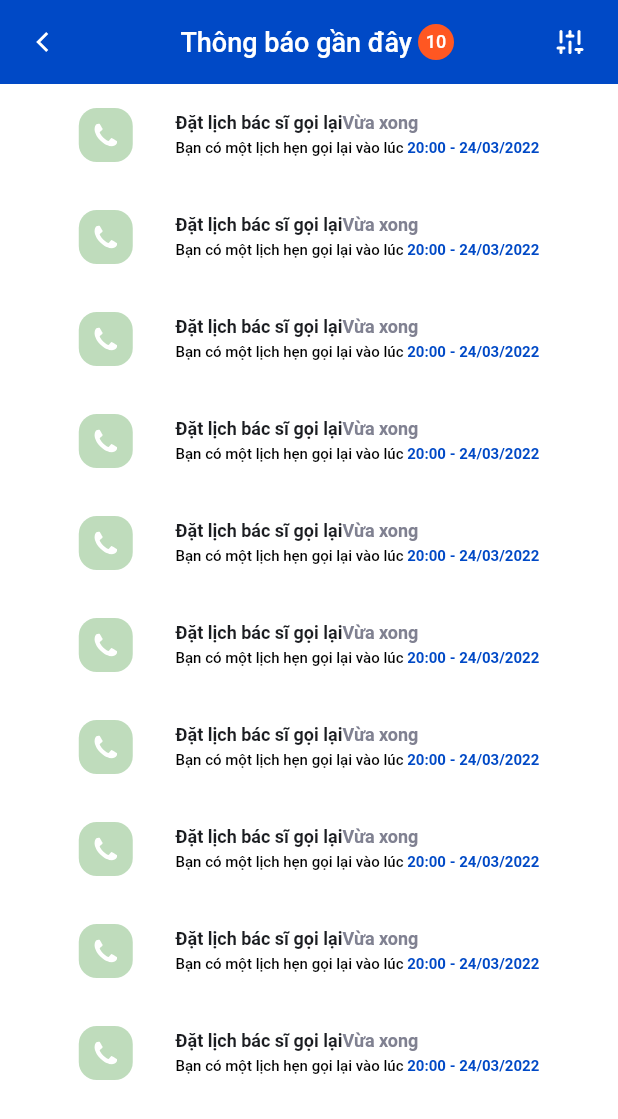
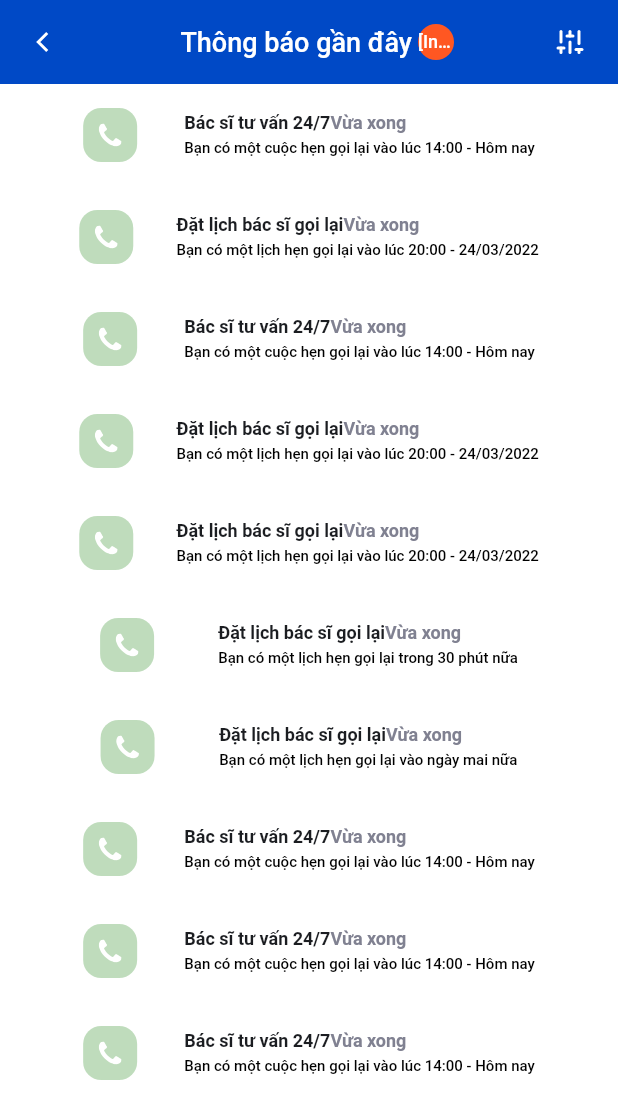
Before and after one commit to phucnguyen1618/doctor_app, a Flutter app: the NotificationPage screen opened by its route, on a phone screen of 412 x 824 dp. Shown: the top 1119 px of the screen. Run offline on Flutter 3.47's test engine with Material 2 defaults, Android fonts, the phone set to English and light mode, and no system bars; our stand-ins replace carousel_slider, draggable_home, flutter_svg, get, google_nav_bar, pinput and 2 more.

Commit message:
update project.

```diff
--- a/lib/app/assets/constants/color_constants.dart
+++ b/lib/app/assets/constants/color_constants.dart
@@ -18,4 +18,7 @@ class ColorConstants {
   static const Color mainTextColor = Color(0xFF333333);
   static Color primaryShadeColor = const Color(0xFFC7DCFF).withOpacity(0.2);
   static const Color activeColor = Color(0xFF11142D);
+
+  static const Color unselectedColor = Colors.white;
+  static const Color selectedColor = Color(0xFF6C5DD3);
 }
--- /dev/null
+++ b/lib/app/models/app_notification.dart
@@ -0,0 +1,84 @@
+class AppNotification {
+  String title;
+  String content;
+  bool isRead;
+  int typeNotification;
+  bool isSelected;
+
+  AppNotification(this.title, this.content, this.isRead, this.typeNotification,
+      this.isSelected);
+}
+
+// 0 là cuộc gọi tư vấn, 1 là đặt lịch hẹn bác sĩ
+
+final notifications = [
+  AppNotification(
+    'Bác sĩ tư vấn 24/7',
+    'Bạn có một cuộc hẹn gọi lại vào lúc 14:00 - Hôm nay',
+    false,
+    0,
+    false,
+  ),
+  AppNotification(
+      'Đặt lịch bác sĩ gọi lại',
+      'Bạn có một lịch hẹn gọi lại vào lúc 20:00 - 24/03/2022',
+      false,
+      1,
+      false),
+  AppNotification(
+    'Bác sĩ tư vấn 24/7',
+    'Bạn có một cuộc hẹn gọi lại vào lúc 14:00 - Hôm nay',
+    true,
+    0,
+    false,
+  ),
+  AppNotification(
+    'Đặt lịch bác sĩ gọi lại',
+    'Bạn có một lịch hẹn gọi lại vào lúc 20:00 - 24/03/2022',
+    true,
+    1,
+    false,
+  ),
+  AppNotification(
+    'Đặt lịch bác sĩ gọi lại',
+    'Bạn có một lịch hẹn gọi lại vào lúc 20:00 - 24/03/2022',
+    true,
+    1,
+    false,
+  ),
+  AppNotification(
+    'Đặt lịch bác sĩ gọi lại',
+    'Bạn có một lịch hẹn gọi lại trong 30 phút nữa',
+    true,
+    1,
+    false,
+  ),
+  AppNotification(
+    'Đặt lịch bác sĩ gọi lại',
+    'Bạn có một lịch hẹn gọi lại vào ngày mai nữa',
+    true,
+    1,
+    false,
+  ),
+  AppNotification(
+    'Bác sĩ tư vấn 24/7',
+    'Bạn có một cuộc hẹn gọi lại vào lúc 14:00 - Hôm nay',
+    true,
+    0,
+    false,
+  ),
+  AppNotification(
+    'Bác sĩ tư vấn 24/7',
+    'Bạn có một cuộc hẹn gọi lại vào lúc 14:00 - Hôm nay',
+    true,
+    0,
+    false,
+  ),
+  AppNotification(
+    'Bác sĩ tư vấn 24/7',
+    'Bạn có một cuộc hẹn gọi lại vào lúc 14:00 - Hôm nay',
+    true,
+    0,
+    false,
+  ),
+];
--- a/lib/app/modules/container/controller/container_controller.dart
+++ b/lib/app/modules/container/controller/container_controller.dart
@@ -1,3 +1,4 @@
+import 'package:doctor_app/app/modules/history/history_page.dart';
 import 'package:doctor_app/app/modules/home/view/home_page.dart';
 import 'package:doctor_app/app/modules/setting/view/setting_page.dart';
 import 'package:flutter/cupertino.dart';
@@ -7,6 +8,7 @@ class ContainerController extends GetxController {
 
   var pages = [
     const HomePage(),
+    const HistoryPage(),
     const SettingPage(),
   ];
 
--- a/lib/app/modules/forgotpassword/create/view/createpassword_page_children.dart
+++ b/lib/app/modules/forgotpassword/create/view/createpassword_page_children.dart
@@ -140,7 +140,9 @@ extension CreatePasswordPageChildren on CreatePasswordPage {
     return Row(
       crossAxisAlignment: CrossAxisAlignment.center,
       children: [
-        const DotWidget(),
+        const DotWidget(
+          backgroundColor: ColorConstants.dotColor,
+        ),
         const SizedBox(
           width: 6.0,
         ),
--- a/lib/app/modules/notification/view/notification_page.dart
+++ b/lib/app/modules/notification/view/notification_page.dart
@@ -1,4 +1,5 @@
 import 'package:doctor_app/app/assets/constants/color_constants.dart';
+import 'package:doctor_app/app/models/app_notification.dart';
 import 'package:doctor_app/app/modules/notification/controller/notification_controller.dart';
 import 'package:doctor_app/app/resource/assets_constant/icon_constants.dart';
 import 'package:flutter/material.dart';
@@ -32,9 +33,9 @@ class NotificationPage extends GetView<NotificationController> {
               NotificationListener<ScrollNotification>(
                 child: ListView.builder(
                   shrinkWrap: true,
-                  itemCount: 10,
+                  itemCount: notifications.length,
                   itemBuilder: (context, index) {
-                    return const ItemNotification();
+                    return ItemNotification(notification: notifications[index]);
                   },
                 ),
                 onNotification: (ScrollNotification scrollInformation) {
--- a/lib/app/modules/notification/view/notification_page_children.dart
+++ b/lib/app/modules/notification/view/notification_page_children.dart
@@ -44,9 +44,9 @@ extension NotificationPageChildren on NotificationPage {
               borderRadius: BorderRadius.circular(12.0),
             ),
             alignment: Alignment.center,
-            child: const Text(
-              '10',
-              style: TextStyle(
+            child: Text(
+              "$notifications.length",
+              style: const TextStyle(
                 fontSize: 12.0,
                 fontWeight: FontWeight.w500,
                 color: Colors.white,
--- a/lib/app/routes/app_pages.dart
+++ b/lib/app/routes/app_pages.dart
@@ -10,6 +10,7 @@ import 'package:doctor_app/app/modules/forgotpassword/create/binding/createpassw
 import 'package:doctor_app/app/modules/forgotpassword/create/view/create_password_page.dart';
 import 'package:doctor_app/app/modules/forgotpassword/forgot/binding/forgotpassword_binding.dart';
 import 'package:doctor_app/app/modules/forgotpassword/forgot/view/forgot_password_page.dart';
+import 'package:doctor_app/app/modules/history/history_page.dart';
 import 'package:doctor_app/app/modules/home/view/home_page.dart';
 import 'package:doctor_app/app/modules/login/binding/login_binding.dart';
 import 'package:doctor_app/app/modules/login/view/login_page.dart';
@@ -79,6 +80,10 @@ final pages = [
     binding: HomeBinding(),
   ),
   GetPage(
+    name: Routes.HISTORY,
+    page: () => const HistoryPage(),
+  ),
+  GetPage(
     name: Routes.NOTIFICATION,
     page: () => const NotificationPage(),
     binding: NotificationBinding(),
--- a/lib/app/routes/app_routes.dart
+++ b/lib/app/routes/app_routes.dart
@@ -16,4 +16,5 @@ abstract class Routes {
   static const String  ORDERDETAIL = '/order_detail';
   static const String CALL = '/call';
   static const String CONTAINER = '/container';
+  static const String HISTORY = '/history';
 }
--- a/lib/app/shared/widgets/item_notification.dart
+++ b/lib/app/shared/widgets/item_notification.dart
@@ -1,43 +1,37 @@
 import 'package:doctor_app/app/assets/constants/color_constants.dart';
+import 'package:doctor_app/app/models/app_notification.dart';
 import 'package:flutter/material.dart';
 
 import 'call_widget.dart';
 
-class ItemNotification extends StatefulWidget {
-  const ItemNotification({Key? key}) : super(key: key);
+class ItemNotification extends StatelessWidget {
+  const ItemNotification({
+    Key? key,
+    required this.notification,
+  }) : super(key: key);
 
-  @override
-  State<ItemNotification> createState() => _ItemNotificationState();
-}
-
-class _ItemNotificationState extends State<ItemNotification> {
-  bool _isClicked = false;
-
-  Color unselectedColor = Colors.white;
-  Color selectedColor = const Color(0xFF6C5DD3);
+  final AppNotification notification;
 
   @override
   Widget build(BuildContext context) {
     return InkWell(
-      onTap: () {
-        setState(() {
-          _isClicked = !_isClicked;
-        });
-      },
+      onTap: () {},
       child: Padding(
         padding: const EdgeInsets.symmetric(horizontal: 8.0, vertical: 4.0),
         child: Container(
           height: 60.0,
           padding: const EdgeInsets.symmetric(horizontal: 16.0, vertical: 12.0),
           decoration: BoxDecoration(
-            color: _isClicked ? selectedColor : unselectedColor,
+            color: notification.isSelected
+                ? ColorConstants.selectedColor
+                : ColorConstants.unselectedColor,
             borderRadius: BorderRadius.circular(12.0),
           ),
           child: Row(
             crossAxisAlignment: CrossAxisAlignment.center,
             mainAxisAlignment: MainAxisAlignment.spaceEvenly,
             children: [
-              _isClicked
+              notification.isSelected
                   ? const CallWidget(backgroundColor: Colors.white)
                   : const CallWidget(
                       backgroundColor: ColorConstants.accentColor),
@@ -50,11 +44,11 @@ class _ItemNotificationState extends State<ItemNotification> {
                     children: [
                       Expanded(
                         child: Text(
-                          'Đặt lịch bác sĩ gọi lại',
+                          notification.title,
                           style: TextStyle(
                             fontSize: 12.0,
                             fontWeight: FontWeight.w600,
-                            color: _isClicked
+                            color: notification.isSelected
                                 ? Colors.white
                                 : ColorConstants.pinColor,
                           ),
@@ -66,7 +60,7 @@ class _ItemNotificationState extends State<ItemNotification> {
                           style: TextStyle(
                             fontSize: 12.0,
                             fontWeight: FontWeight.w600,
-                            color: _isClicked
+                            color: notification.isSelected
                                 ? Colors.white
                                 : ColorConstants.greyColor,
                           ),
@@ -79,24 +73,14 @@ class _ItemNotificationState extends State<ItemNotification> {
                   ),
                   RichText(
                     text: TextSpan(
-                      text: 'Bạn có một lịch hẹn gọi lại vào lúc ',
+                      text: notification.content,
                       style: TextStyle(
                         fontSize: 10.0,
                         fontWeight: FontWeight.w500,
-                        color: _isClicked ? Colors.white : Colors.black,
+                        color: notification.isSelected
+                            ? Colors.white
+                            : Colors.black,
                       ),
-                      children: [
-                        TextSpan(
-                          text: '20:00 - 24/03/2022',
-                          style: TextStyle(
-                            fontSize: 10.0,
-                            fontWeight: FontWeight.w700,
-                            color: _isClicked
-                                ? Colors.white
-                                : ColorConstants.primaryColor,
-                          ),
-                        ),
-                      ],
                     ),
                   ),
                 ],
```
Also changed, not shown: lib/app/modules/history/history_page.dart (added, +16 -0 lines), lib/app/modules/home/view/home_page_children.dart (+11 -9 lines), lib/app/modules/order/order_detail_controller.dart (+20 -2 lines), lib/app/modules/order/order_detail_page.dart (+8 -1 lines), lib/app/modules/setting/view/setting_page_children.dart (+2 -5 lines), lib/app/shared/widgets/dot_widget.dart (+7 -4 lines), lib/app/shared/widgets/item_history.dart (+20 -27 lines), lib/app/shared/widgets/notification_widget.dart (+29 -8 lines), lib/app/shared/widgets/symptom_widget.dart (+5 -4 lines).
